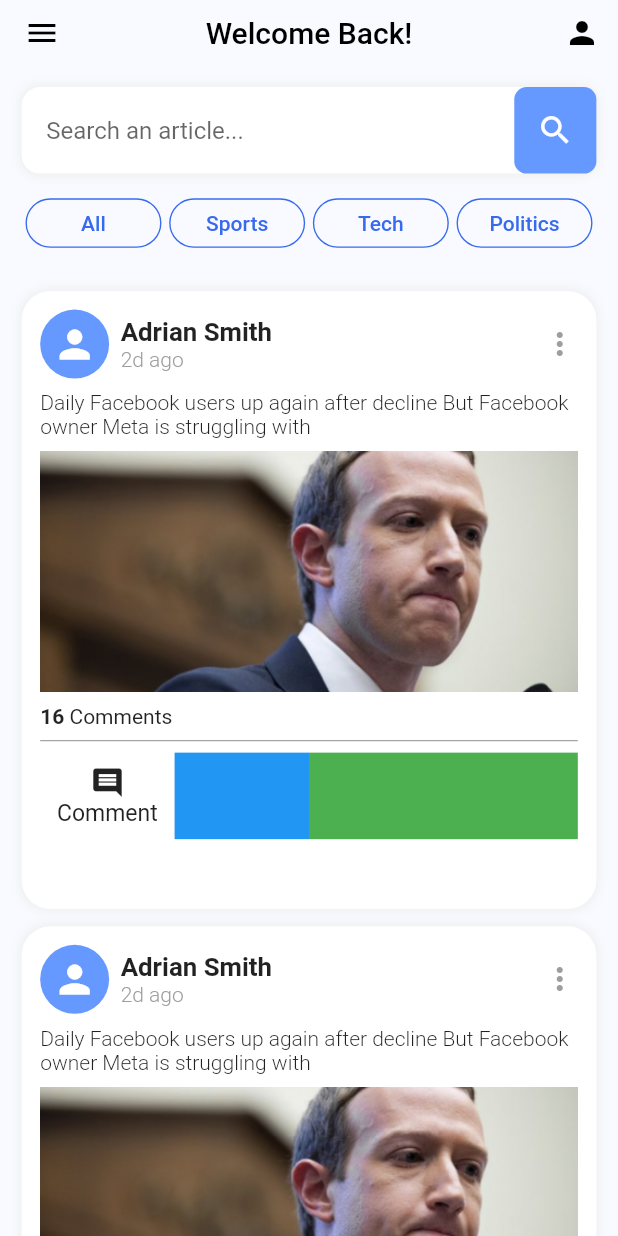
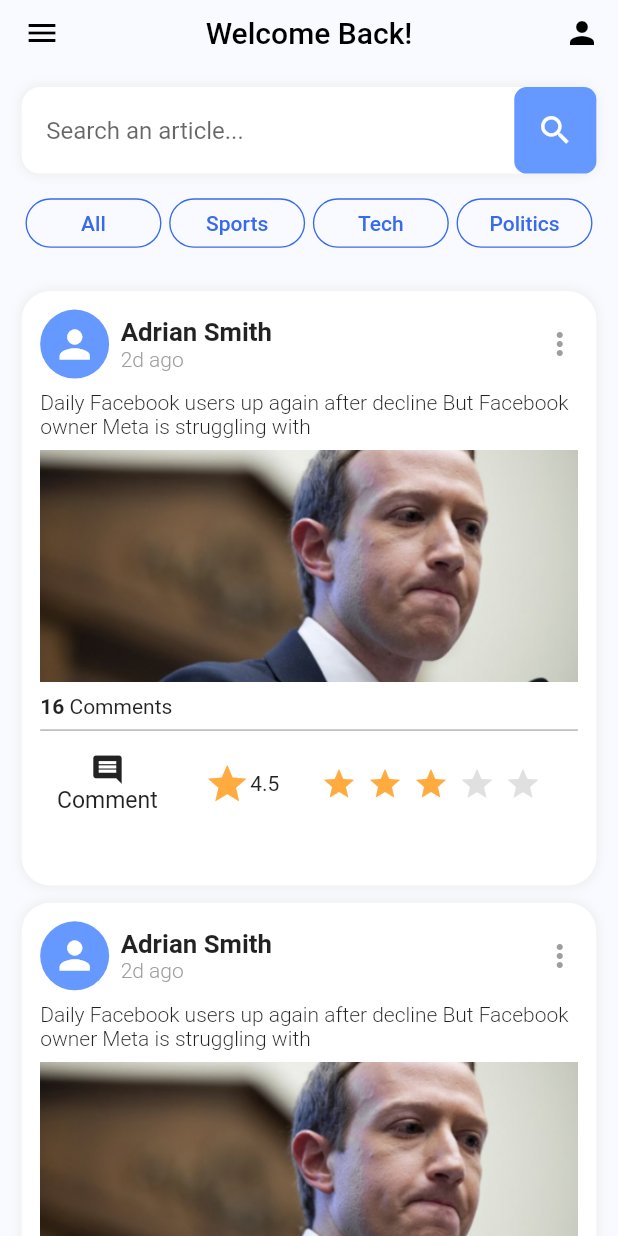
Before and after one commit to RealEskalate/Practice, a Flutter app: the screen it shows after launch, after a tap on the "person" icon, on a phone screen of 412 x 824 dp. Run offline on Flutter 3.47's test engine with Material 2 defaults, Android fonts, the phone set to English and light mode, and no system bars; our stand-ins replace bloc, flutter_bloc, google_fonts.

Commit message:
Add rating stars

```diff
--- a/starter_project_mobile_2022/lib/blog_suha/constants/colors.dart
+++ b/starter_project_mobile_2022/lib/blog_suha/constants/colors.dart
@@ -10,5 +10,7 @@ Color tagBackgroundColor = Color.fromARGB(255, 55, 106, 237);
 // Figma: rgba(55, 106, 237, 1)
 
 Color white = Colors.white;
+Color grey = Colors.grey.shade300;
 Color black = Colors.black;
 Color transparent = Colors.transparent;
+Color starYellow = Colors.orangeAccent;
--- a/starter_project_mobile_2022/lib/blog_suha/widgets/postCard.dart
+++ b/starter_project_mobile_2022/lib/blog_suha/widgets/postCard.dart
@@ -1,4 +1,6 @@
 import 'package:flutter/material.dart';
+import 'package:starter_project_mobile_2022/blog_suha/constants/colors.dart';
+import 'package:starter_project_mobile_2022/blog_suha/widgets/starBar.dart';
 
 import 'circleIcon.dart';
 
@@ -132,19 +134,26 @@ class PostCard extends StatelessWidget {
               ),
               Expanded(
                 flex: 1,
-                child: Container(
-                  width: width * 0.1,
-                  height: heigth * 0.14,
-                  color: Colors.blue,
-                ),
+                child: SizedBox(
+                    width: width * 0.1,
+                    height: heigth * 0.14,
+                    child: Row(
+                      mainAxisAlignment: MainAxisAlignment.center,
+                      children: [
+                        Icon(Icons.star, size: width * 0.08, color: starYellow),
+                        const Text('4.5'),
+                      ],
+                    )),
               ),
               Expanded(
                 flex: 2,
-                child: Container(
-                  width: width * 0.1,
-                  height: heigth * 0.14,
-                  color: Colors.green,
-                ),
+                child: SizedBox(
+                    width: width * 0.1,
+                    height: heigth * 0.14,
+                    child: StarBar(
+                      width: width,
+                      numOfStars: 3,
+                    )),
               ),
             ],
           ),
--- /dev/null
+++ b/starter_project_mobile_2022/lib/blog_suha/widgets/star.dart
@@ -0,0 +1,13 @@
+import 'package:flutter/material.dart';
+import 'package:starter_project_mobile_2022/blog_suha/constants/colors.dart';
+
+Widget Star(BuildContext context, double width, Color color) {
+  return SizedBox(
+    width: width * 0.08,
+    child: IconButton(
+      icon: const Icon(Icons.star),
+      color: color,
+      onPressed: () {},
+    ),
+  );
+}
--- /dev/null
+++ b/starter_project_mobile_2022/lib/blog_suha/widgets/starBar.dart
@@ -0,0 +1,41 @@
+import 'package:flutter/material.dart';
+import 'package:starter_project_mobile_2022/blog_suha/constants/colors.dart';
+import 'package:starter_project_mobile_2022/blog_suha/widgets/star.dart';
+
+class StarBar extends StatefulWidget {
+  late double width;
+  final int numOfStars;
+
+  StarBar({
+    Key? key,
+    required this.width,
+    required this.numOfStars,
+  }) : super(key: key);
+
+  @override
+  State<StarBar> createState() => _StarBarState();
+}
+
+class _StarBarState extends State<StarBar> {
+  @override
+  Widget build(BuildContext context) {
+    return buildStarBar(context, widget.width, widget.numOfStars);
+  }
+}
+
+Widget buildStarBar(BuildContext context, double width, int numOfStars) {
+  return ListView.builder(
+      itemCount: 5,
+      scrollDirection: Axis.horizontal,
+      physics: const NeverScrollableScrollPhysics(),
+      itemBuilder: (BuildContext context, int index) {
+        return Row(
+          children: [
+            if (index < numOfStars)
+              Star(context, width, starYellow)
+            else
+              Star(context, width, grey),
+          ],
+        );
+      });
+}
--- a/starter_project_mobile_2022/lib/main/homepage.dart
+++ b/starter_project_mobile_2022/lib/main/homepage.dart
@@ -26,7 +26,7 @@ class _MyHomePageState extends State<MyHomePage> {
         created: '2d ago',
         description:
             'Daily Facebook users up again after decline But Facebook owner Meta is struggling with',
-        heigth: height * 0.5,
+        heigth: height * 0.481,
         width: width * 0.93,
         padding: width * 0.03,
         icon: Icons.person,
@@ -39,7 +39,7 @@ class _MyHomePageState extends State<MyHomePage> {
         created: '2d ago',
         description:
             'Daily Facebook users up again after decline But Facebook owner Meta is struggling with',
-        heigth: height * 0.5,
+        heigth: height * 0.481,
         width: width * 0.93,
         padding: width * 0.03,
         icon: Icons.person,
```
